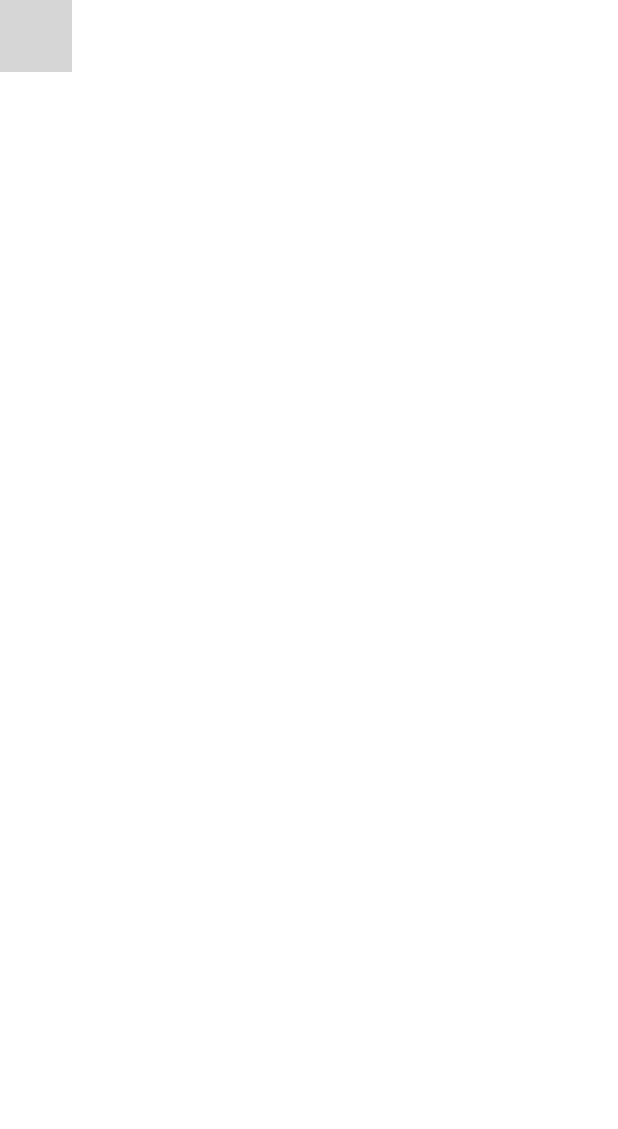
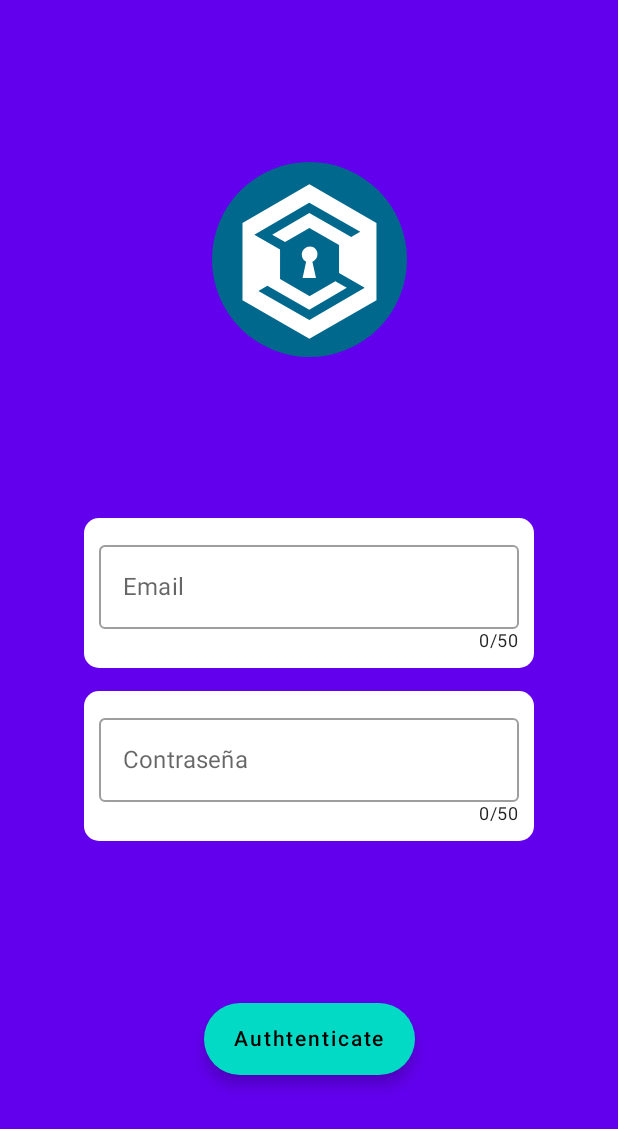
Before and after one commit to Hcnc100/NullSiteApp, an Android app built with Jetpack Compose: the screen it shows after launch (MainActivity), on a phone screen of 412 x 824 dp. Shown: the top 1129 px of the screen. Run offline under Robolectric (Android 15) with nearby library versions, the phone set to English and light mode, and no system bars; our stand-ins replace Dagger/Hilt's generated code, Timber; libraries missing offline, so code that uses them is left out: com.orhanobut.logger, com.ramcosta.composedestinations; pictures from the network do not load; 3 statements that could not run were skipped; grey boxes are pictures that could not be loaded.

Commit message:
add auth screen

```diff
--- a/app/src/main/java/com/nullpointer/nullsiteadmin/ui/activitys/MainActivity.kt
+++ b/app/src/main/java/com/nullpointer/nullsiteadmin/ui/activitys/MainActivity.kt
@@ -11,6 +11,7 @@
 import androidx.navigation.compose.rememberNavController
 import com.nullpointer.nullsiteadmin.ui.navigator.MainDestinations
 import com.nullpointer.nullsiteadmin.ui.screens.NavGraphs
+import com.nullpointer.nullsiteadmin.ui.screens.auth.AuthScreen
 import com.nullpointer.nullsiteadmin.ui.screens.editInfoProfile.EditInfoProfile
 import com.nullpointer.nullsiteadmin.ui.share.NavigatorDrawer
 import com.nullpointer.nullsiteadmin.ui.share.ToolbarMenu
@@ -57,11 +58,12 @@
                             )
                         }
                     ) { paddingValues ->
-                        DestinationsNavHost(
-                            navGraph = NavGraphs.root,
-                            navController = navController,
-                            modifier = Modifier.padding(paddingValues)
-                        )
+//                        DestinationsNavHost(
+//                            navGraph = NavGraphs.root,
+//                            navController = navController,
+//                            modifier = Modifier.padding(paddingValues)
+//                        )
+                        AuthScreen()
                     }
 
                 }
--- /dev/null
+++ b/app/src/main/java/com/nullpointer/nullsiteadmin/ui/screens/auth/AuthScreen.kt
@@ -0,0 +1,111 @@
+package com.nullpointer.nullsiteadmin.ui.screens.auth
+
+import androidx.compose.foundation.background
+import androidx.compose.foundation.layout.*
+import androidx.compose.foundation.shape.RoundedCornerShape
+import androidx.compose.material.ExtendedFloatingActionButton
+import androidx.compose.material.MaterialTheme
+import androidx.compose.material.Scaffold
+import androidx.compose.material.Text
+import androidx.compose.runtime.Composable
+import androidx.compose.ui.Alignment
+import androidx.compose.ui.Modifier
+import androidx.compose.ui.draw.clip
+import androidx.compose.ui.unit.dp
+import androidx.hilt.navigation.compose.hiltViewModel
+import coil.compose.AsyncImage
+import com.nullpointer.nullsiteadmin.R
+import com.nullpointer.nullsiteadmin.models.PropertySavableString
+import com.nullpointer.nullsiteadmin.ui.screens.auth.viewModel.AuthFieldViewModel
+import com.nullpointer.nullsiteadmin.ui.share.EditableTextSavable
+import com.ramcosta.composedestinations.annotation.Destination
+
+@Destination
+@Composable
+fun AuthScreen(
+    authFieldVM: AuthFieldViewModel = hiltViewModel()
+) {
+    Scaffold {
+        Column(
+            modifier = Modifier
+                .padding(it)
+                .fillMaxSize()
+                .background(MaterialTheme.colors.primary),
+            horizontalAlignment = Alignment.CenterHorizontally,
+            verticalArrangement = Arrangement.SpaceEvenly
+        ) {
+            LogoApp(modifier = Modifier.padding(20.dp))
+
+            FieldLogin(
+                email = authFieldVM.emailAdmin,
+                password = authFieldVM.passwordAdmin,
+                modifier = Modifier.width(300.dp)
+            )
+            ButtonAuth(
+                modifier = Modifier.padding(vertical = 20.dp)
+            ) {
+
+            }
+
+        }
+    }
+}
+
+@Composable
+private fun ButtonAuth(
+    modifier: Modifier = Modifier,
+    actionClick: () -> Unit,
+) {
+    ExtendedFloatingActionButton(
+        modifier = modifier,
+        text = { Text(text = "Authtenticate") },
+        onClick = actionClick
+    )
+}
+
+@Composable
+private fun FieldLogin(
+    email: PropertySavableString,
+    password: PropertySavableString,
+    modifier: Modifier = Modifier
+) {
+    Column(modifier = modifier.fillMaxWidth()) {
+        ContainerFieldAuth {
+            EditableTextSavable(
+                valueProperty = email,
+                modifier = Modifier.padding(10.dp)
+            )
+        }
+        Spacer(modifier = Modifier.height(15.dp))
+        ContainerFieldAuth {
+            EditableTextSavable(
+                valueProperty = password,
+                modifier = Modifier.padding(10.dp)
+            )
+        }
+    }
+}
+
+@Composable
+private fun ContainerFieldAuth(
+    content: @Composable () -> Unit
+) {
+    Box(
+        modifier = Modifier
+            .clip(RoundedCornerShape(10.dp))
+            .background(MaterialTheme.colors.background)
+    ) {
+        content()
+    }
+}
+
+@Composable
+private fun LogoApp(
+    modifier: Modifier = Modifier
+) {
+    AsyncImage(
+        model = R.drawable.ic_safe,
+        contentDescription = "",
+        modifier = modifier.size(130.dp)
+    )
+}
--- /dev/null
+++ b/app/src/main/java/com/nullpointer/nullsiteadmin/ui/screens/auth/viewModel/AuthFieldViewModel.kt
@@ -0,0 +1,39 @@
+package com.nullpointer.nullsiteadmin.ui.screens.auth.viewModel
+
+import androidx.lifecycle.SavedStateHandle
+import androidx.lifecycle.ViewModel
+import com.nullpointer.nullsiteadmin.R
+import com.nullpointer.nullsiteadmin.models.PropertySavableString
+import dagger.hilt.android.lifecycle.HiltViewModel
+import javax.inject.Inject
+
+@HiltViewModel
+class AuthFieldViewModel @Inject constructor(
+    state: SavedStateHandle
+) : ViewModel() {
+
+    companion object {
+        private const val MAX_LENGTH_EMAIL = 50
+        private const val MAX_LENGTH_PASSWORD = 50
+    }
+
+    val emailAdmin = PropertySavableString(
+        state = state,
+        label = R.string.label_email,
+        hint = R.string.hint_email,
+        emptyError = R.string.error_empty_email,
+        lengthError = R.string.error_length_email,
+        maxLength = MAX_LENGTH_EMAIL
+    )
+
+    val passwordAdmin = PropertySavableString(
+        state = state,
+        label = R.string.label_password,
+        hint = R.string.hint_password,
+        emptyError = R.string.error_empty_passwod,
+        lengthError = R.string.error_length_password,
+        maxLength = MAX_LENGTH_PASSWORD
+    )
+
+    val isDataValid get() = !emailAdmin.hasError && !passwordAdmin.hasError
+}
--- /dev/null
+++ b/app/src/main/res/drawable/ic_safe.xml
@@ -0,0 +1,15 @@
+<vector xmlns:android="http://schemas.android.com/apk/res/android"
+    android:width="32dp"
+    android:height="32dp"
+    android:viewportWidth="32"
+    android:viewportHeight="32">
+  <path
+      android:pathData="M16,16m-16,0a16,16 0,1 1,32 0a16,16 0,1 1,-32 0"
+      android:fillColor="#00688C"/>
+  <path
+      android:pathData="M26.989,22.671L26.989,9.998L15.985,3.66l-0.015,0.008 -10.966,6.337v12.67l10.975,6.322 0.001,0.001 11.008,-6.326zM22.119,20.645l-1.877,-1.076L16.054,22a0.079,0.079 0,0 1,-0.08 0l-4.805,-2.785 -0.002,-4.845 -4.221,-2.42 8.998,-5.275a0.023,0.023 0,0 1,0.024 0l8.357,4.778 -1.478,0.855 -6.875,-3.956 -6.097,3.579 2.115,1.215 3.986,-2.318 0.002,-0.002 4.87,2.785 -0.002,4.61 4.151,2.377 -0.001,0.07 -9.016,5.264 -8.358,-4.772 1.463,-0.857 6.881,3.947 6.153,-3.606z"
+      android:fillColor="#FFF"/>
+  <path
+      android:pathData="M17.305,15.145v-0.034l-0.001,-0.022 -0.001,-0.012 -0.002,-0.025v-0.008l-0.003,-0.027v-0.007l-0.004,-0.028v-0.005l-0.004,-0.029v-0.004l-0.005,-0.03 -0.001,-0.002 -0.006,-0.03 -0.001,-0.003 -0.007,-0.03v-0.002a0.354,0.354 0,0 0,-0.007 -0.03v-0.002l-0.009,-0.03v-0.001l-0.009,-0.032a0.481,0.481 0,0 0,-0.02 -0.06v-0.001l-0.012,-0.03a0.485,0.485 0,0 0,-0.012 -0.03l-0.013,-0.03 -0.013,-0.028 -0.014,-0.03 -0.014,-0.028 -0.016,-0.028a1.103,1.103 0,0 1,-0.016 -0.027v-0.001l-0.016,-0.026 -0.001,-0.001a0.478,0.478 0,0 0,-0.017 -0.025v-0.002l-0.017,-0.024s0,-0.002 -0.002,-0.002l-0.017,-0.024 -0.002,-0.002c-0.006,-0.008 -0.01,-0.016 -0.017,-0.024l-0.001,-0.002 -0.019,-0.023 -0.002,-0.002 -0.018,-0.022 -0.002,-0.002 -0.02,-0.021a0.01,0.01 0,0 1,-0.002 -0.003l-0.019,-0.021a0.01,0.01 0,0 1,-0.002 -0.003l-0.019,-0.02a3663.992,3663.992 0,0 0,-0.023 -0.023l-0.003,-0.003 -0.02,-0.02a43.362,43.362 0,0 1,-0.023 -0.02l-0.003,-0.003a0.528,0.528 0,0 0,-0.021 -0.019l-0.003,-0.003a0.43,0.43 0,0 0,-0.021 -0.017l-0.003,-0.002 -0.022,-0.018 -0.003,-0.002 -0.023,-0.017 -0.003,-0.002 -0.023,-0.017 -0.003,-0.002 -0.023,-0.016 -0.003,-0.001 -0.024,-0.016 -0.002,-0.002 -0.025,-0.015h-0.002l-0.026,-0.016h-0.002l-0.027,-0.016h-0.001a1.342,1.342 0,0 0,-1.143 2.426l-0.58,2.652h2.194l-0.585,-2.65c0.502,-0.21 0.829,-0.7 0.829,-1.243z"
+      android:fillColor="#FFF"/>
+</vector>
--- a/app/src/main/res/values/strings.xml
+++ b/app/src/main/res/values/strings.xml
@@ -67,5 +67,15 @@
     <string name="text_date_email">Date: %s</string>
     <string name="description_deleter_email">Icono de eliminar, para eliminar el email</string>
 
+    <!-- screen auth -->
+    <string name="label_email">Email</string>
+    <string name="hint_email">Escribe tu email</string>
+    <string name="error_empty_email">Se necesita el correo</string>
+    <string name="error_length_email">El email no puede ser tan largo</string>
+    <string name="label_password">Contraseña</string>
+    <string name="hint_password">Escribe la contraseña</string>
+    <string name="error_empty_passwod">La contraseña es indispensable</string>
+    <string name="error_length_password">La contraseña no puede ser tan larga</string>
+
 
 </resources>
```
